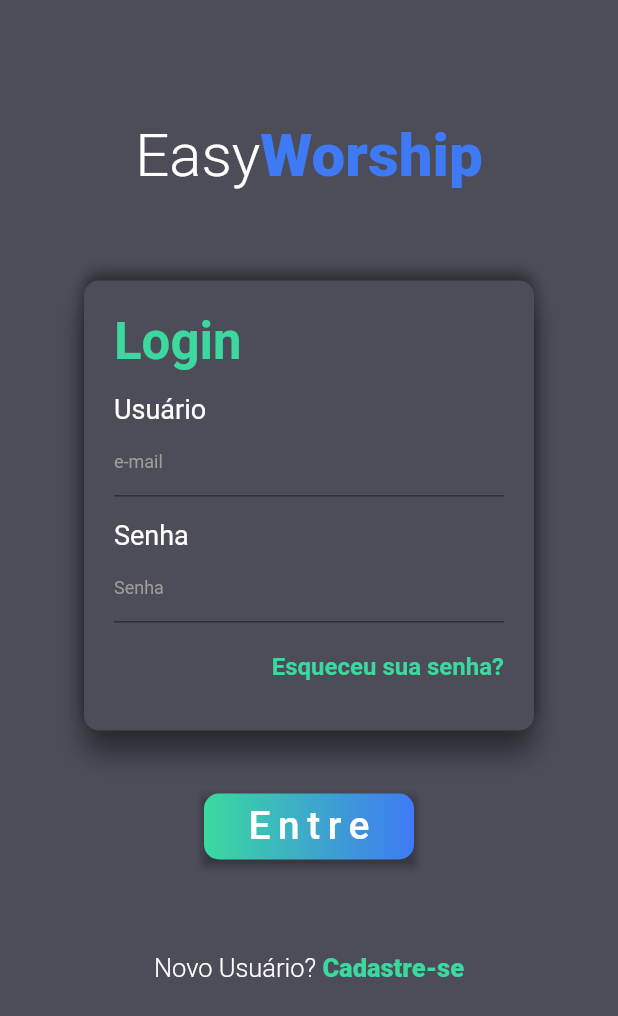
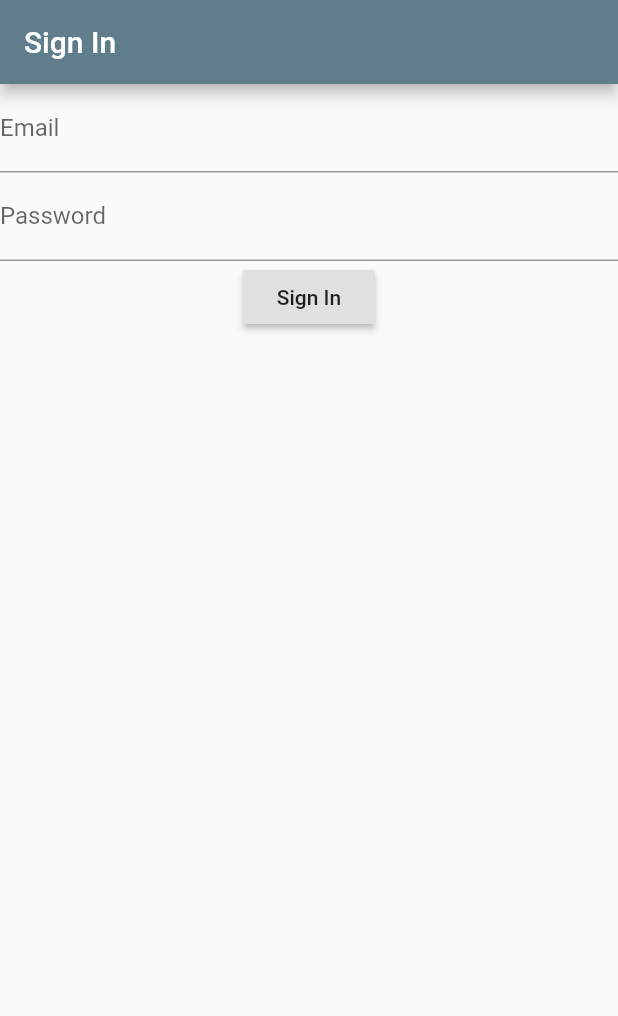
Before and after one commit to vclalcanfor/LoginTest, a Flutter app: the screen it shows after launch, on a phone screen of 412 x 824 dp. Shown: the top 1016 px of the screen. Run offline on Flutter 3.47's test engine with Material 2 defaults, Android fonts, the phone set to English and light mode, and no system bars; our stand-ins replace firebase_auth; accounts and stored records are empty.

Commit message:
Adicionado pacote FireBase criada pagina home e SignIn

```diff
--- /dev/null
+++ b/lib/Pages/home.dart
@@ -0,0 +1,22 @@
+import 'package:firebase_auth/firebase_auth.dart';
+import 'package:flutter/material.dart';
+
+class Home extends StatefulWidget {
+  const Home({Key key, @required this.user}) : super(key:key);
+  final FirebaseUser user;
+
+
+  @override
+  _HomeState createState() => _HomeState();
+}
+
+class _HomeState extends State<Home> {
+  @override
+  Widget build(BuildContext context) {
+    return Scaffold(
+      appBar: AppBar(
+        title: Text('Home ${widget.user.email}'),
+      ),
+    );
+  }
+}
--- /dev/null
+++ b/lib/Setup/signin.dart
@@ -0,0 +1,74 @@
+import 'package:flutter/material.dart';
+import 'package:firebase_auth/firebase_auth.dart';
+import 'package:logintest/Pages/home.dart';
+
+class LoginPage extends StatefulWidget {
+  @override
+  _LoginPageState createState() => _LoginPageState();
+}
+
+class _LoginPageState extends State<LoginPage> {
+String _email, _password;
+final GlobalKey<FormState> _formKey = GlobalKey<FormState>();
+
+  @override
+  Widget build(BuildContext context) {
+    return SafeArea(
+          child: Scaffold(
+        appBar: AppBar(
+          title: Text('Sign In'),
+        ),
+        body: Form(
+            key: _formKey,
+            child: Column(
+            children: <Widget>[
+              TextFormField(
+                validator:(input){
+                  if(input.isEmpty){
+                    return 'Please type an email';
+                  }
+                },
+                onSaved: (input) => _email = input,
+                decoration:  InputDecoration(
+                  labelText: 'Email'
+                ),
+              ),
+              TextFormField(
+                validator:(input){
+                  if(input.length < 6){
+                    return 'Your password needs to be at least 6 characters';
+                  }
+                },
+                onSaved: (input) => _password = input,
+                decoration:  InputDecoration(
+                  labelText: 'Password'
+                ),
+                obscureText: true,
+              ),
+              RaisedButton(
+                onPressed: signIn,
+              child: Text('Sign In'),
+                ),
+            ],
+          ),
+        ),
+      ),
+    );
+  }
+
+  Future<void> signIn() async {
+    final formState = _formKey.currentState;
+    if(formState.validate()){
+      formState.save();
+      try{
+         AuthResult result = await FirebaseAuth.
+         instance.signInWithEmailAndPassword(email: _email, password: _password);
+         FirebaseUser user = result.user;
+         Navigator.push(context, MaterialPageRoute(builder: (context) => Home(user: user)));
+      }catch(e){
+         print(e.message);
+      }
+
+    }
+  }
+}
--- a/lib/login.dart
+++ /dev/null
@@ -1,184 +0,0 @@
-import 'package:flutter/material.dart';
-import 'main.dart';
-
-class Login extends StatelessWidget{
-
-  @override
-  Widget build(BuildContext context) {
-    return Scaffold(
-      body: Container(
-        padding: EdgeInsets.all(20),
-        height: MediaQuery.of(context).size.height,
-        width: MediaQuery.of(context).size.width,
-        color: Color(0xFF4C4D59),
-        child: Center(
-          child: Column(
-            children: <Widget>[
-              SizedBox(height: 60,),
-              RichText(
-                text: TextSpan(
-                    style: TextStyle(
-                      fontSize: 40,
-                    ),
-                    children: <TextSpan>[
-                      TextSpan(text: "Easy",
-                        style: TextStyle(
-                          color: Colors.white,
-                          fontWeight: FontWeight.w300,
-                        ),
-                      ),
-                      TextSpan(text: "Worship",
-                        style: TextStyle(
-                          color: Color(0xFF3E7AF5),
-                          fontWeight: FontWeight.w900,
-                        ),
-                      )
-                    ]
-                ),
-              ),
-              SizedBox(height: 60,),
-              Container(
-                padding: EdgeInsets.all(20),
-                height: 300,
-                width: 300,
-                decoration: BoxDecoration(
-                    color: Color(0xFF4C4D59),
-                    borderRadius: BorderRadius.circular(10),
-                    boxShadow: [
-                      BoxShadow(
-                          color: Colors.black45,
-                          offset: Offset(0, 15),
-                          blurRadius: 15
-                      ),
-                      BoxShadow(
-                          color: Colors.black45,
-                          offset: Offset(0, -5),
-                          blurRadius: 8
-                      ),
-                    ]
-
-                ),
-                child: Column(
-                  crossAxisAlignment: CrossAxisAlignment.start,
-                  children: <Widget>[
-                    Text(
-                      "Login",
-                      style: TextStyle(
-                          color: Color(0xFF3BD99F),
-                          fontSize: 34,
-                          fontWeight: FontWeight.bold
-                      ),
-                    ),
-                    SizedBox(height: 15),
-                    Text('Usuário',
-                      style: TextStyle(
-                        color: Colors.white,
-                        fontSize: 18,
-                      ),
-                    ),
-                    TextField(
-                      decoration: InputDecoration(
-                          hintText: "e-mail",
-                          hintStyle: TextStyle(
-                              color: Colors.grey, fontSize: 12
-                          )
-                      ),
-                    ),
-                    SizedBox(height: 15),
-                    Text('Senha',
-                      style: TextStyle(
-                        color: Colors.white,
-                        fontSize: 18,
-                      ),
-                    ),
-                    TextField(
-                      obscureText: true,
-                      decoration: InputDecoration(
-                          hintText: "Senha",
-                          hintStyle: TextStyle(
-                              color: Colors.grey, fontSize: 12
-                          )
-                      ),
-                    ),
-                    SizedBox(height: 20),
-                    Row(
-                      mainAxisAlignment: MainAxisAlignment.end,
-                      children: <Widget>[
-                        Text(
-                          "Esqueceu sua senha?",
-                          style: TextStyle(
-                              color: Color(0xFF3BD99F),
-                              fontSize: 16,
-                              fontWeight: FontWeight.w600
-                          ),
-                        )
-                      ],
-                    ),
-                  ],
-                ),
-              ),
-              SizedBox(height: 40,),
-              RaisedButton(
-                onPressed: () {
-                  Navigator.push(
-                    context,
-                    MaterialPageRoute(builder: (context) => Home()),
-                  );
-                },
-                textColor: Colors.white,
-                color: Colors.transparent,
-                padding: EdgeInsets.all(2),
-                child: Container(
-                  height: 44,
-                  width: 140,
-                  decoration: BoxDecoration(
-                    borderRadius: BorderRadius.circular(10),
-                    gradient: LinearGradient(
-                      colors: <Color>[
-                        Color(0xFF3BD99F),
-                        Color(0xFF3E7AF5),
-                      ],
-                    ),
-                  ),
-                  padding: EdgeInsets.all(6.0),
-                  child: Align(
-                    alignment: Alignment.topCenter,
-                    child: Text(
-                      'Entre',
-                      style: TextStyle(
-                          fontSize: 26,
-                          letterSpacing: 5
-                      ),
-                    ),
-                  ),
-                ),
-              ),
-              SizedBox(height: 60,),
-              RichText(
-                text: TextSpan(
-                    style: TextStyle(
-                      fontSize: 17,
-                    ),
-                    children: <TextSpan>[
-                      TextSpan(text: "Novo Usuário? ",
-                        style: TextStyle(
-                          color: Colors.white,
-                          fontWeight: FontWeight.w300,
-                        ),
-                      ),
-                      TextSpan(text: "Cadastre-se",
-                        style: TextStyle(
-                          color: Color(0xFF3BD99F),
-                          fontWeight: FontWeight.w900,
-                        ),
-                      )
-                    ]
-                ),
-              ),
-            ],
-          ),
-        ),
-      ),
-    );
-  }
-}
--- a/lib/main.dart
+++ b/lib/main.dart
@@ -1,5 +1,5 @@
 import 'package:flutter/material.dart';
-import 'login.dart';
+import 'package:logintest/Setup/signin.dart';
 
 void main() => runApp(MyApp());
 
@@ -9,56 +9,9 @@ class MyApp extends StatelessWidget {
     return MaterialApp(
       title: 'Flutter Demo',
       theme: ThemeData(
-        primarySwatch: Colors.red
+        primarySwatch: Colors.blueGrey
       ),
-      home: Login(),
+      home: LoginPage(),
     );
   }
 }
-
-class Home extends StatefulWidget {
-  Home({Key key, this.title}) : super(key: key);
-  final String title;
-
-  @override
-  _HomeState createState() => _HomeState();
-}
-
-class _HomeState extends State<Home> {
-  int _counter = 0;
-
-  void _incrementCounter() {
-    setState(() {
-      _counter++;
-    });
-  }
-
-  @override
-  Widget build(BuildContext context) {
-    return Scaffold(
-      appBar: AppBar(
-        title: Text('Flutter Demo Home Page'),
-      ),
-      body: Center(
-        child: Column(
-
-          mainAxisAlignment: MainAxisAlignment.center,
-          children: <Widget>[
-            Text(
-              'You have pushed the button this many times:',
-            ),
-            Text(
-              '$_counter',
-              style: Theme.of(context).textTheme.display1,
-            ),
-          ],
-        ),
-      ),
-      floatingActionButton: FloatingActionButton(
-        onPressed: _incrementCounter,
-        tooltip: 'Increment',
-        child: Icon(Icons.add),
-      ),
-    );
-  }
-}
--- a/pubspec.yaml
+++ b/pubspec.yaml
@@ -17,12 +17,14 @@ environment:
   sdk: ">=2.1.0 <3.0.0"
 
 dependencies:
+
   flutter:
     sdk: flutter
 
   # The following adds the Cupertino Icons font to your application.
   # Use with the CupertinoIcons class for iOS style icons.
   cupertino_icons: ^0.1.2
+  firebase_auth: ^0.15.5+3
 
 dev_dependencies:
   flutter_test:
```
Also changed, not shown: pubspec.lock, 3 other files.
